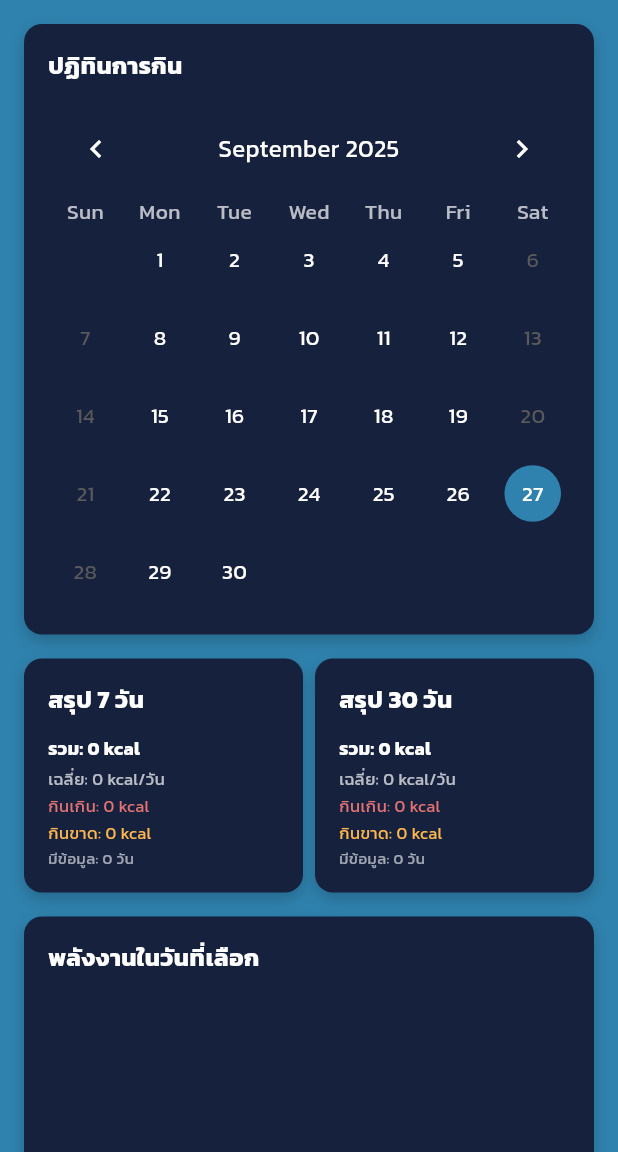
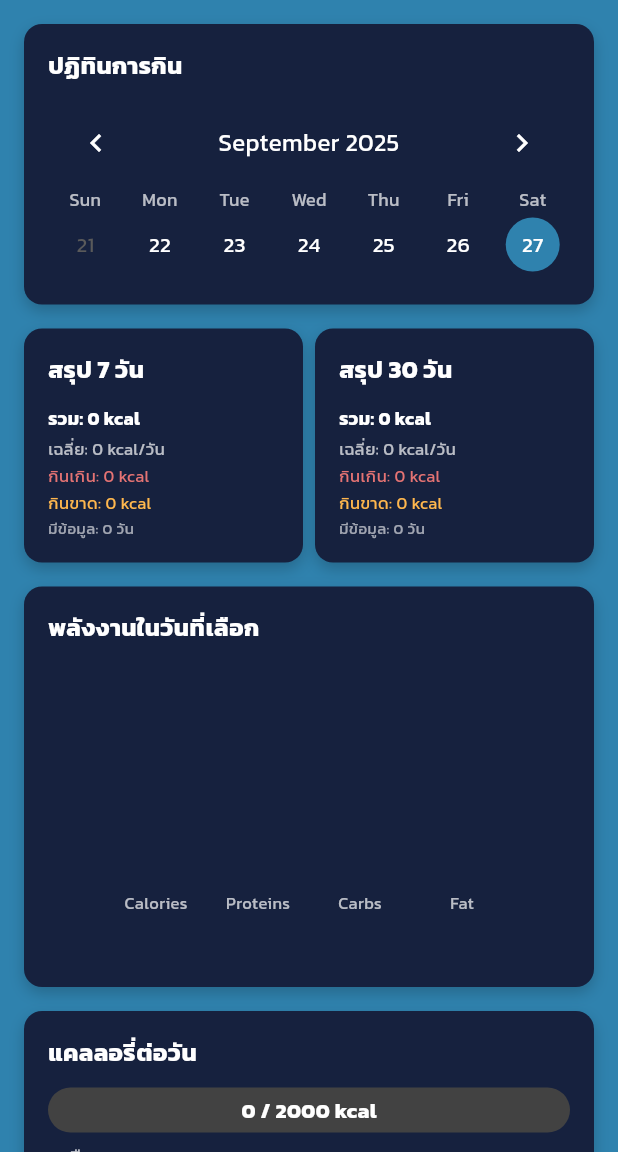
Before and after one commit to SkyDevF/KinrooV2, a Flutter app: the FoodHistoryScreen screen opened directly, on a phone screen of 412 x 824 dp, the part 84-1236 px from its top. Run offline on Flutter 3.47's test engine with Material 3 defaults, Android fonts, the phone set to English and light mode, and no system bars; drawn by our look-alikes of fl_chart, table_calendar; our stand-ins replace cloud_firestore, crystal_navigation_bar, firebase_auth, firebase_core, flutter_riverpod, google_sign_in and 3 more; missing offline and left inert: tflite_flutter; accounts and stored records are empty.

Commit message:
แก้ปฎิทิน

```diff
--- a/lib/screens/food_history_screen.dart
+++ b/lib/screens/food_history_screen.dart
@@ -330,7 +330,6 @@ class FoodHistoryScreen extends ConsumerStatefulWidget {
 }
 
 class _FoodHistoryScreenState extends ConsumerState<FoodHistoryScreen> {
-  CalendarFormat _calendarFormat = CalendarFormat.month;
   DateTime _focusedDay = DateTime.now();
 
   // Delete food item function
@@ -664,11 +663,17 @@ class _FoodHistoryScreenState extends ConsumerState<FoodHistoryScreen> {
   Widget _buildCalendarBox() {
     return _buildCardWrapper(
       title: 'ปฏิทินการกิน',
+      child: SizedBox(
+        height: 120, // ลดความสูงให้เหมาะกับแถวเดียว
         child: TableCalendar<FoodHistoryItem>(
           firstDay: DateTime.utc(2020, 1, 1),
           lastDay: DateTime.utc(2030, 12, 31),
           focusedDay: _focusedDay,
-        calendarFormat: _calendarFormat,
+          calendarFormat:
+              CalendarFormat.week, // เปลี่ยนเป็นแบบสัปดาห์ (แถวเดียว)
+          availableCalendarFormats: const {
+            CalendarFormat.week: 'Week', // จำกัดให้มีแค่รูปแบบสัปดาห์เท่านั้น
+          },
           selectedDayPredicate: (day) =>
               isSameDay(ref.watch(selectedDateProvider), day),
           onDaySelected: (selectedDay, focusedDay) {
@@ -676,7 +681,7 @@ class _FoodHistoryScreenState extends ConsumerState<FoodHistoryScreen> {
             setState(() => _focusedDay = focusedDay);
             _showDayDetailDialog(selectedDay);
           },
-        onFormatChanged: (format) => setState(() => _calendarFormat = format),
+          onFormatChanged: null, // ปิดการเปลี่ยนรูปแบบ
           calendarStyle: const CalendarStyle(
             outsideDaysVisible: false,
             todayDecoration: BoxDecoration(
@@ -687,20 +692,28 @@ class _FoodHistoryScreenState extends ConsumerState<FoodHistoryScreen> {
               color: Color.fromARGB(255, 47, 130, 174),
               shape: BoxShape.circle,
             ),
-          defaultTextStyle: TextStyle(color: Colors.white),
-          todayTextStyle: TextStyle(color: Colors.white),
-          selectedTextStyle: TextStyle(color: Colors.white),
+            defaultTextStyle: TextStyle(color: Colors.white, fontSize: 14),
+            todayTextStyle: TextStyle(color: Colors.white, fontSize: 14),
+            selectedTextStyle: TextStyle(color: Colors.white, fontSize: 14),
+            cellMargin: EdgeInsets.all(2), // ลด margin ให้เหมาะกับแถวเดียว
+            rowDecoration: BoxDecoration(), // ลบ decoration ของแถว
           ),
           headerStyle: const HeaderStyle(
-          formatButtonVisible: false,
+            formatButtonVisible: false, // ซ่อนปุ่มเปลี่ยนรูปแบบ
             titleCentered: true,
             titleTextStyle: TextStyle(color: Colors.white, fontSize: 16),
             leftChevronIcon: Icon(Icons.chevron_left, color: Colors.white),
             rightChevronIcon: Icon(Icons.chevron_right, color: Colors.white),
+            headerPadding: EdgeInsets.symmetric(
+              vertical: 4,
+            ), // ลด padding ของ header
           ),
           daysOfWeekStyle: const DaysOfWeekStyle(
-          weekdayStyle: TextStyle(color: Colors.white70),
-          weekendStyle: TextStyle(color: Colors.white70),
+            weekdayStyle: TextStyle(color: Colors.white70, fontSize: 12),
+            weekendStyle: TextStyle(color: Colors.white70, fontSize: 12),
+          ),
+          rowHeight: 40, // เพิ่มความสูงของแถวให้เหมาะสม
+          daysOfWeekHeight: 20, // ลดความสูงของแถววันในสัปดาห์
         ),
       ),
     );
```
Lines whose indentation alone changed are shown as unchanged.
